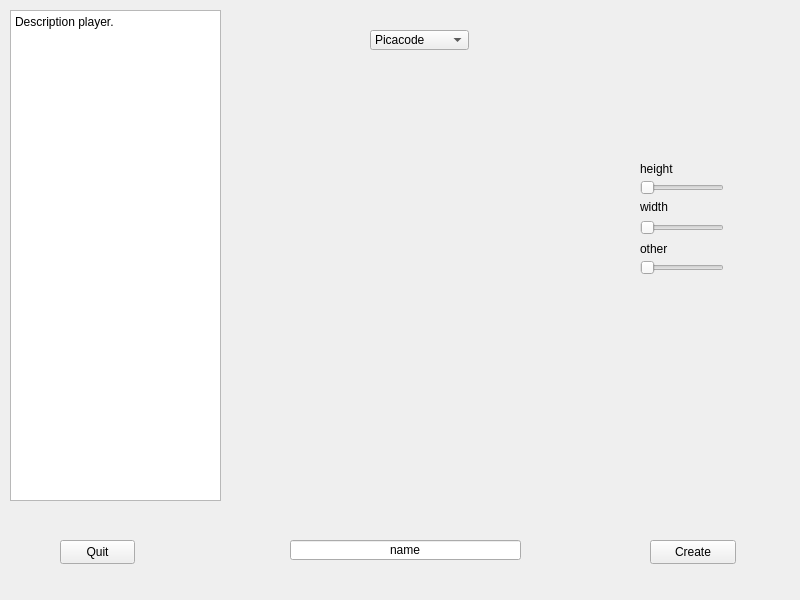
First picture: the form in src/gui/select_player.ui, repository Virako/ofw, before the edit.
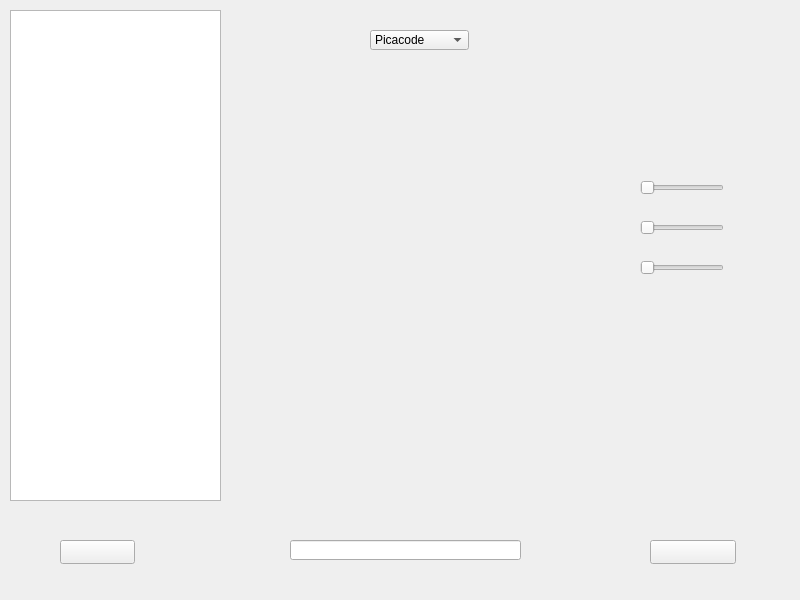
Second picture: the form after the edit.

Diff of the .ui file:
```diff
--- a/src/gui/select_player.ui
+++ b/src/gui/select_player.ui
@@ -30,7 +30,7 @@
      <locale language="English" country="UnitedStates"/>
     </property>
     <property name="text">
-     <string>Quit</string>
+     <string/>
     </property>
     <property name="default">
      <bool>false</bool>
@@ -112,7 +112,7 @@
      <locale language="English" country="UnitedStates"/>
     </property>
     <property name="text">
-     <string>height</string>
+     <string/>
     </property>
    </widget>
    <widget class="QLabel" name="l_other">
@@ -120,10 +120,16 @@
      <rect>
       <x>640</x>
       <y>242</y>
-      <width>35</width>
+      <width>40</width>
       <height>14</height>
      </rect>
     </property>
+    <property name="sizePolicy">
+     <sizepolicy hsizetype="Minimum" vsizetype="Expanding">
+      <horstretch>0</horstretch>
+      <verstretch>0</verstretch>
+     </sizepolicy>
+    </property>
     <property name="autoFillBackground">
      <bool>true</bool>
     </property>
@@ -131,7 +137,10 @@
      <locale language="English" country="UnitedStates"/>
     </property>
     <property name="text">
-     <string>other</string>
+     <string/>
+    </property>
+    <property name="scaledContents">
+     <bool>false</bool>
     </property>
    </widget>
    <widget class="QLabel" name="l_width">
@@ -150,7 +159,7 @@
      <locale language="English" country="UnitedStates"/>
     </property>
     <property name="text">
-     <string>width</string>
+     <string/>
     </property>
    </widget>
    <widget class="QLineEdit" name="cb_name">
@@ -175,7 +184,7 @@
      <string/>
     </property>
     <property name="text">
-     <string>name</string>
+     <string/>
     </property>
     <property name="maxLength">
      <number>50</number>
@@ -220,7 +229,7 @@
 &lt;html&gt;&lt;head&gt;&lt;meta name=&quot;qrichtext&quot; content=&quot;1&quot; /&gt;&lt;style type=&quot;text/css&quot;&gt;
 p, li { white-space: pre-wrap; }
 &lt;/style&gt;&lt;/head&gt;&lt;body style=&quot; font-family:'Sans Serif'; font-size:9pt; font-weight:400; font-style:normal;&quot;&gt;
-&lt;p style=&quot; margin-top:0px; margin-bottom:0px; margin-left:0px; margin-right:0px; -qt-block-indent:0; text-indent:0px;&quot;&gt;&lt;span style=&quot; font-family:'Monospace';&quot;&gt;Description player.&lt;/span&gt;&lt;/p&gt;&lt;/body&gt;&lt;/html&gt;</string>
+&lt;p style=&quot;-qt-paragraph-type:empty; margin-top:0px; margin-bottom:0px; margin-left:0px; margin-right:0px; -qt-block-indent:0; text-indent:0px;&quot;&gt;&lt;br /&gt;&lt;/p&gt;&lt;/body&gt;&lt;/html&gt;</string>
     </property>
    </widget>
    <widget class="QSlider" name="slider_width">
@@ -258,7 +267,7 @@
      <locale language="English" country="UnitedStates"/>
     </property>
     <property name="text">
-     <string>Create</string>
+     <string/>
     </property>
     <property name="checkable">
      <bool>false</bool>
```
Left out of the diff: 16 changed lines with no effect on the pictures.
